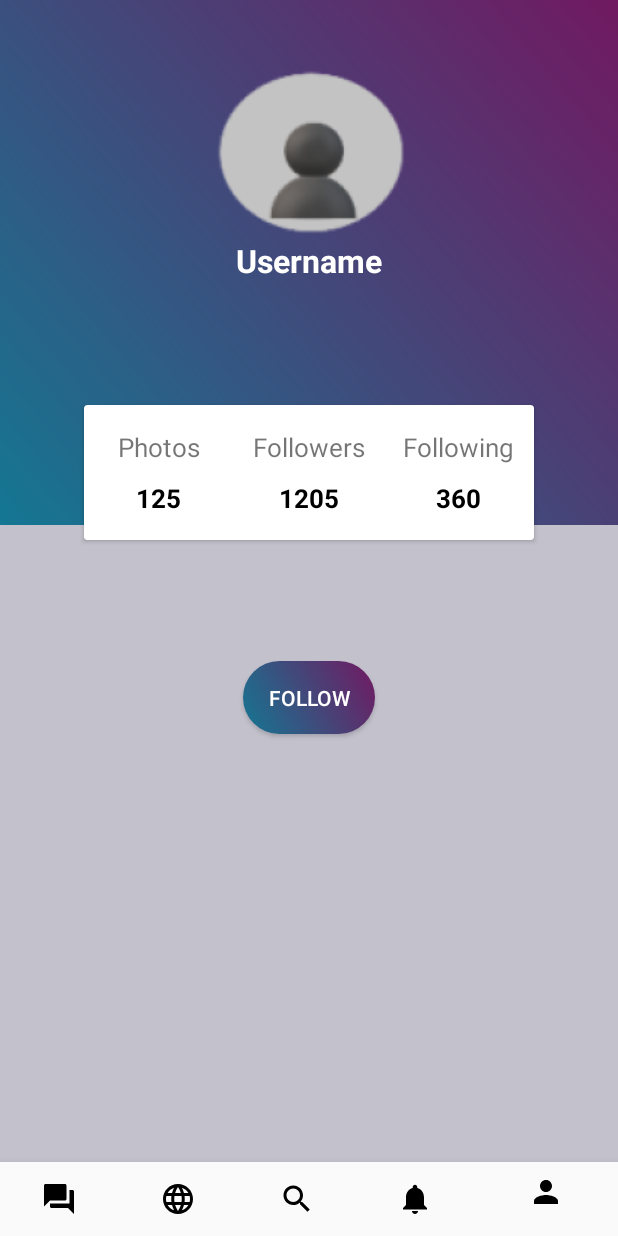
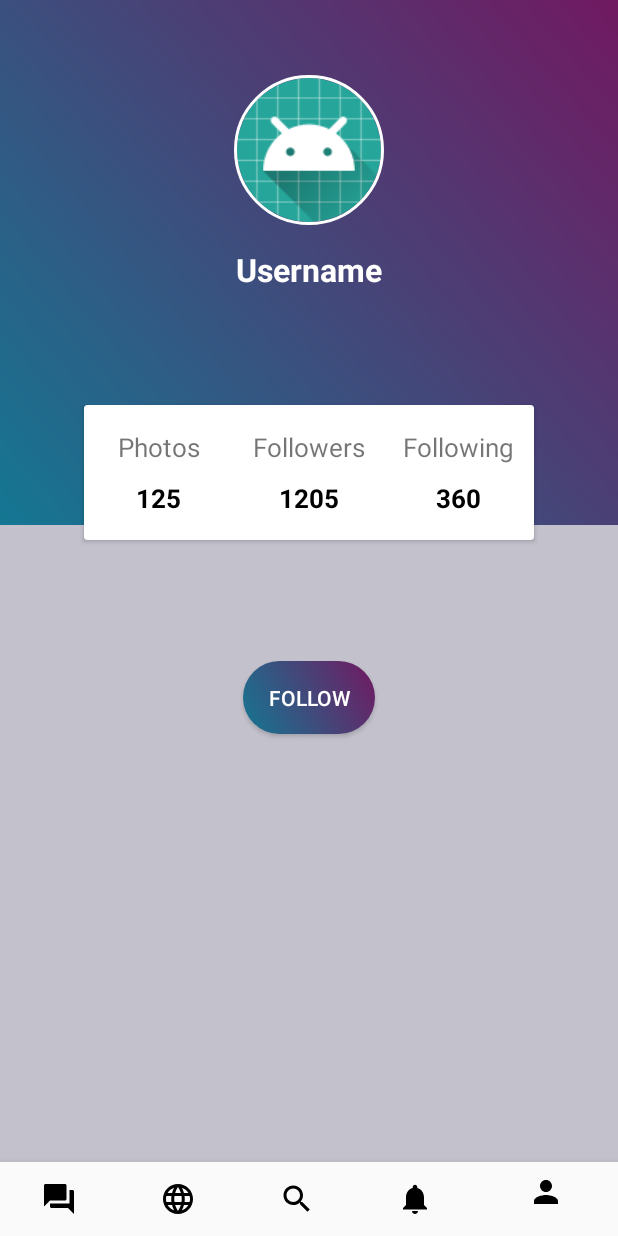
Before and after one commit to Fello-TheChatApp/FelloChatApplication, an Android app: the screen it shows after launch once a user with an empty profile is signed in (MainActivity), item 5 of the bottom bar chosen, on a phone screen of 412 x 824 dp. Run offline under Robolectric (Android 15) with nearby library versions, the phone set to English and light mode, and no system bars; our stand-ins replace CircleImageView, Firebase (no records; nobody signed in at launch, a user with empty details on screens opened directly); Roboto replaces fonts that are not available here.

Commit message:
after part 9

```diff
--- a/app/build.gradle
+++ b/app/build.gradle
@@ -35,6 +35,7 @@ dependencies {
     implementation 'com.google.firebase:firebase-core:16.0.1'
     implementation 'com.google.firebase:firebase-database:16.0.1'
     implementation 'com.facebook.android:facebook-login:4.38.1'
+    implementation 'de.hdodenhof:circleimageview:2.2.0'
 }
 
 apply plugin: 'com.google.gms.google-services'
--- a/app/src/main/java/com/apps/shreya/chatapplication/ProfileFragment.java
+++ b/app/src/main/java/com/apps/shreya/chatapplication/ProfileFragment.java
@@ -1,12 +1,25 @@
 package com.apps.shreya.chatapplication;
 
 import android.os.Bundle;
+import android.os.UserHandle;
+import android.support.annotation.NonNull;
 import android.support.annotation.Nullable;
 import android.support.v4.app.Fragment;
 import android.support.v7.app.AppCompatActivity;
 import android.view.LayoutInflater;
 import android.view.View;
 import android.view.ViewGroup;
+import android.widget.TextView;
+
+import com.google.firebase.auth.FirebaseAuth;
+import com.google.firebase.auth.FirebaseUser;
+import com.google.firebase.database.DataSnapshot;
+import com.google.firebase.database.DatabaseError;
+import com.google.firebase.database.DatabaseReference;
+import com.google.firebase.database.FirebaseDatabase;
+import com.google.firebase.database.ValueEventListener;
+
+import de.hdodenhof.circleimageview.CircleImageView;
 
 /**
  * Created by Shreya on 16/11/2018.
@@ -14,10 +27,37 @@ import android.view.ViewGroup;
 
 public class ProfileFragment extends Fragment {
 
+    CircleImageView image_profile;
+    TextView username1;
+
+
+    DatabaseReference reference;
+    FirebaseUser fuser;
 
     public View onCreateView(LayoutInflater inflater, @Nullable ViewGroup container, @Nullable Bundle savedInstanceState) {
-        return inflater.inflate(R.layout.fragment_profile, container, false);
 
+        View view = inflater.inflate(R.layout.fragment_profile, container, false);
+
+        image_profile = view.findViewById(R.id.profile_pic);
+        username1 = view.findViewById(R.id.username);
+
+        fuser = FirebaseAuth.getInstance().getCurrentUser();
+        reference= FirebaseDatabase.getInstance().getReference("Users").child(fuser.getUid());
+
+        reference.addValueEventListener(new ValueEventListener() {
+            @Override
+            public void onDataChange(@NonNull DataSnapshot dataSnapshot) {
+                //User user = dataSnapshot.getValue(User.class);
+                //username1.setText(user.getUsername);
+            }
+
+            @Override
+            public void onCancelled(@NonNull DatabaseError databaseError) {
+
+            }
+        });
+
+        return view;
     }
 
     //TO HIDE TOOLBAR FROM FRAGMENT
--- a/app/src/main/res/layout/fragment_profile.xml
+++ b/app/src/main/res/layout/fragment_profile.xml
@@ -14,21 +14,27 @@
             android:layout_height="350dp"
             android:orientation="vertical">
 
-            <ImageView
-                android:layout_marginTop="35dp"
-                android:layout_width="wrap_content"
-                android:layout_height="wrap_content"
-                android:src="@drawable/pp"
-                android:layout_gravity="center_horizontal"/>
+            <de.hdodenhof.circleimageview.CircleImageView
+                xmlns:app="http://schemas.android.com/apk/res-auto"
+                android:id="@+id/profile_pic"
+                android:layout_marginTop="50dp"
+                android:layout_width="100dp"
+                android:layout_height="100dp"
+                android:src="@mipmap/ic_launcher"
+                android:layout_gravity="center_horizontal"
+                app:civ_border_width="2dp"
+                app:civ_border_color="@color/colorWhite"/>
 
             <TextView
+                android:id="@+id/username"
                 android:layout_gravity="center_horizontal"
                 android:layout_height="wrap_content"
                 android:layout_width="wrap_content"
                 android:text="Username"
                 android:textColor="@color/colorWhite"
                 android:textStyle="bold"
-                android:textSize="21sp"/>
+                android:textSize="21sp"
+                android:layout_marginTop="15dp"/>
 
         </LinearLayout>
 
```
Also changed, not shown: app/src/main/java/com/apps/shreya/chatapplication/SignUpPage.java (+60 -4 lines), 1 other file.
